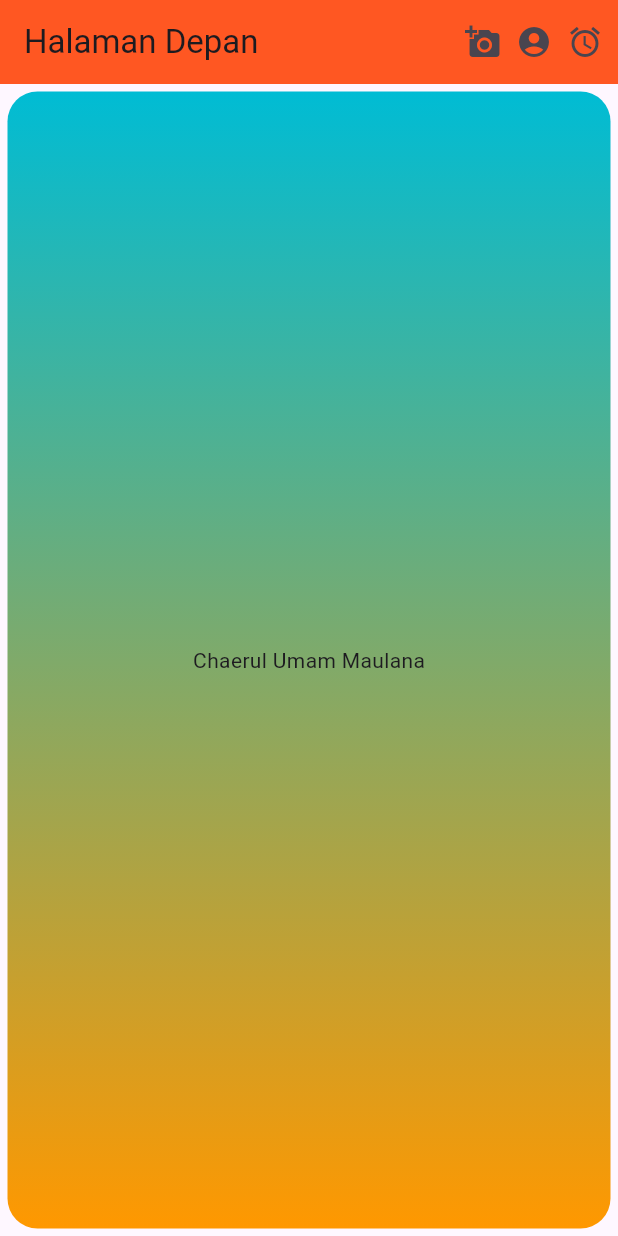
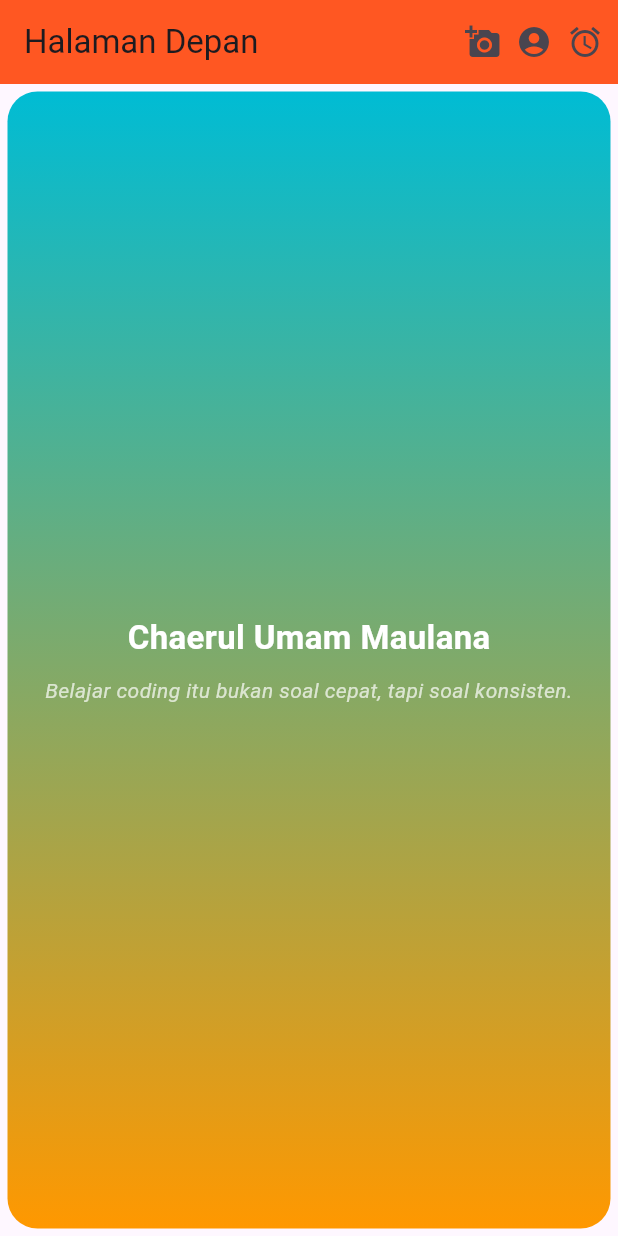
Before and after one commit to ChaerulUmamMaulana/latihan_week5_containers_1123150132, a Flutter app: the screen it shows after launch, on a phone screen of 412 x 824 dp. Run offline on Flutter 3.47's test engine with Material 3 defaults, Android fonts, the phone set to English and light mode, and no system bars.

Commit message:
penambahan quotes pada container

```diff
--- a/lib/main.dart
+++ b/lib/main.dart
@@ -66,8 +66,30 @@ class Halaman extends StatelessWidget {
 
         ),
       ),
-      child: Text("Chaerul Umam Maulana"),
+      child: Column(
+    mainAxisAlignment: MainAxisAlignment.center,
+    children: [
+      Text(
+        "Chaerul Umam Maulana",
+        style: TextStyle(
+          fontSize: 22,
+          fontWeight: FontWeight.bold,
+          color: Colors.white,
+        ),
       ),
+      SizedBox(height: 10),
+      Text(
+        "Belajar coding itu bukan soal cepat, tapi soal konsisten.",
+        style: TextStyle(
+          fontStyle: FontStyle.italic,
+          color: Colors.white70,
+          fontSize: 14,
+        ),
+        textAlign: TextAlign.center,
+      ),
+    ],
+  ),
+),
     );
   }
 }
```
